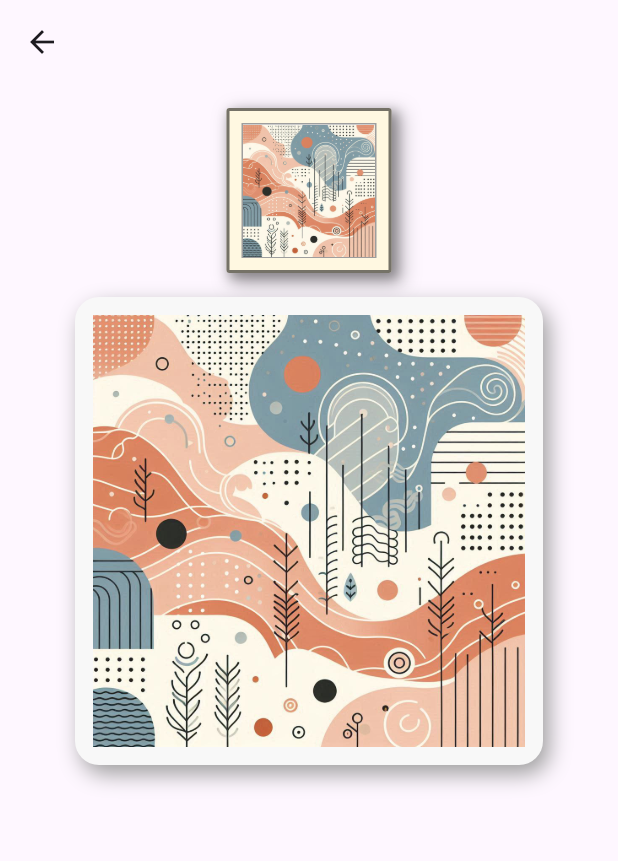
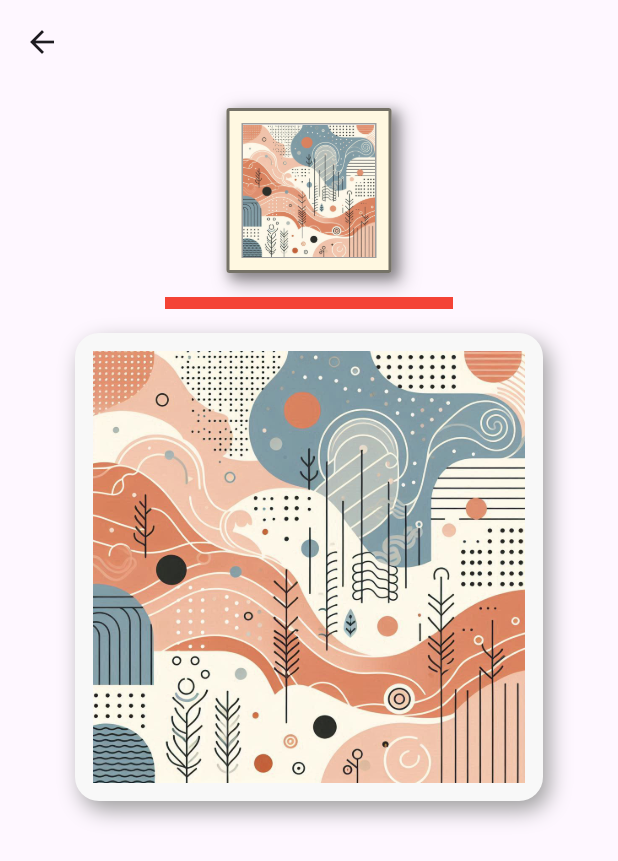
Before and after one commit to Qing-cpu/sliding_puzzle, a Flutter app: the LevelSelect screen opened directly, after a tap on the "play arrow" icon, on a phone screen of 412 x 824 dp. Shown: the top 861 px of the screen. Run offline on Flutter 3.47's test engine with Material 3 defaults, Android fonts, the phone set to English and light mode, and no system bars; our stand-ins replace shared_preferences; accounts and stored records are empty; statements that could not run were skipped.

Commit message:
feat: 星星数时间范围，用时进度条

```diff
--- a/lib/data/levels/level_info.dart
+++ b/lib/data/levels/level_info.dart
@@ -4,6 +4,7 @@ class LevelInfo {
     required this.imageAssets,
     required this.name,
     required this.size,
+    required this.starCountTimes,
     this.starsCount = 3,
   });
 
@@ -12,12 +13,13 @@ class LevelInfo {
   final String name;
   final int size;
   final int starsCount;
+  final List<Duration> starCountTimes;
 
-  List<String> get squareImageAssets{
+  List<String> get squareImageAssets {
     final res = <String>[];
-    final dirPath = imageAssets.substring(0,imageAssets.length - 4);
+    final dirPath = imageAssets.substring(0, imageAssets.length - 4);
     final len = size * size;
-    for(int i = 0; i< len; i++){
+    for (int i = 0; i < len; i++) {
       res.add('$dirPath/$i.png');
     }
     return res;
--- a/lib/main.dart
+++ b/lib/main.dart
@@ -1,7 +1,10 @@
 import 'package:flutter/material.dart';
 import 'package:sliding_puzzle/pages/start_page.dart';
 
+import 'data/db_tools/db_tools.dart';
+
 void main() {
+  DBTools.init();
   runApp(const MyApp());
 }
 
--- a/lib/pages/game_page.dart
+++ b/lib/pages/game_page.dart
@@ -1,12 +1,14 @@
 import 'package:flutter/material.dart';
+import 'package:sliding_puzzle/data/db_tools/level_data.dart';
 import 'package:sliding_puzzle/data/levels/level_info.dart';
 
 import '../sliding_puzzle/sliding_puzzle.dart';
 
 class GamePage extends StatefulWidget {
-  const GamePage({super.key, required this.levelInfo});
+  const GamePage({super.key, required this.levelInfo, required this.levelData});
 
   final LevelInfo levelInfo;
+  final LevelData? levelData;
 
   @override
   State<GamePage> createState() => _GamePageState();
@@ -16,12 +18,22 @@ class _GamePageState extends State<GamePage> {
   late final _levelInfo = widget.levelInfo;
   bool isBegin = false;
   final _slidingPuzzleWidth = 288.0;
+  late LevelData? _data = widget.levelData;
 
   _onBegin() {
     setState(() {
       isBegin = true;
+      // dMil = _levelInfo.starCountTimes.first.inMilliseconds;
+      dMil = Duration(minutes: 30).inMilliseconds;
     });
   }
+
+  _onCompletedCallback(LevelData data) {
+    _data = data.newOrOld(_data);
+    Navigator.pop(context, _data);
+  }
+
+  int dMil = 0;
 
   @override
   Widget build(BuildContext context) {
@@ -32,7 +44,7 @@ class _GamePageState extends State<GamePage> {
           mainAxisAlignment: MainAxisAlignment.start,
           crossAxisAlignment: CrossAxisAlignment.center,
           children: [
-            SizedBox(height: 16,),
+            SizedBox(height: 16),
             Row(
               mainAxisAlignment: MainAxisAlignment.center,
               crossAxisAlignment: CrossAxisAlignment.center,
@@ -49,7 +61,7 @@ class _GamePageState extends State<GamePage> {
                         BoxShadow(
                           color: Color(0x45000000),
                           blurRadius: 10,
-                          spreadRadius:2,
+                          spreadRadius: 2,
                           offset: Offset(5, 5), // 偏移量 (x, y)
                         ),
                         BoxShadow(
@@ -80,21 +92,13 @@ class _GamePageState extends State<GamePage> {
               ],
             ),
             const SizedBox(height: 16),
+            TimeProgress(dMil: dMil, times: []),
+            const SizedBox(height: 16),
             Container(
               padding: EdgeInsets.all(12), // 内边距
               decoration: BoxDecoration(
                 color: Color(0xFFF8F8F8),
                 borderRadius: BorderRadius.circular(16), // 圆角
-                // border: Border.all(
-                //   color: Color(0xFF8E8888), // 深棕色边框
-                //   width: 1, // 边框宽度
-                // ),
-                // border: Border(
-                //   top: BorderSide(width: 4.0, color: Colors.lightBlueAccent), // 左上高亮
-                //   left: BorderSide(width: 4.0, color: Colors.lightBlueAccent), // 左上高亮
-                //   bottom: BorderSide(width: 4.0, color: Colors.grey), // 右下阴影
-                //   right: BorderSide(width: 4.0, color: Colors.grey), // 右下阴影
-                // ),
                 boxShadow: [
                   BoxShadow(
                     color: Colors.grey, // 深棕色阴影
@@ -107,6 +111,7 @@ class _GamePageState extends State<GamePage> {
                 levelInfo: _levelInfo,
                 width: _slidingPuzzleWidth,
                 onBegin: _onBegin,
+                onCompletedCallback: _onCompletedCallback,
               ),
             ),
           ],
@@ -115,3 +120,34 @@ class _GamePageState extends State<GamePage> {
     );
   }
 }
+
+class TimeProgress extends StatelessWidget {
+  const TimeProgress({super.key, required this.times, required this.dMil});
+
+  final List<Duration> times;
+  final int dMil;
+  final height = 8.0;
+  final width = 192.0;
+
+  @override
+  Widget build(BuildContext context) {
+    return Stack(
+      children: [
+        Container(width: width, height: height, color: Colors.red),
+        Positioned(
+          child: TweenAnimationBuilder(
+            tween: Tween<double>(begin: 1.0, end: dMil.toDouble()),
+            duration: Duration(milliseconds: dMil),
+            builder: (BuildContext context, double value, Widget? child) {
+              return Container(
+                color: Colors.black,
+                height: height,
+                width: dMil == 0 ? 0 : value / dMil * width,
+              );
+            },
+          ),
+        ),
+      ],
+    );
+  }
+}
--- a/lib/pages/level_select.dart
+++ b/lib/pages/level_select.dart
@@ -1,7 +1,8 @@
 import 'package:flutter/material.dart';
+import 'package:sliding_puzzle/data/db_tools/db_tools.dart';
+import 'package:sliding_puzzle/data/db_tools/level_data.dart';
 import 'package:sliding_puzzle/data/levels/level_info.dart';
 import 'package:sliding_puzzle/data/levels/levels.dart';
-
 
 import 'game_page.dart';
 
@@ -16,25 +17,33 @@ class _LevelSelectState extends State<LevelSelect> {
   int index = 0;
 
   final levels = Levels.levelInfos;
-  final PageController _pageController = PageController(
-    viewportFraction: 0.8, // 当前页面占屏幕宽度的 80%
-  );
+  final PageController _pageController = PageController(viewportFraction: 0.8);
   final _heightBox8 = const SizedBox(height: 8);
+  final DBTools dbTools = DBTools.getInstance();
 
-  void _play(BuildContext context, LevelInfo levelInfo) {
-    Navigator.push(
+  LevelData? get leveData => dbTools.getLevelDataByLeveId(levels[index].id);
+
+  void upLeveData(LevelData newLevelData) {
+    dbTools.setLevelDataByLeveData(newLevelData.newOrOld(leveData));
+  }
+
+  void _play(BuildContext context, LevelInfo levelInfo) async {
+    final LevelData? data = await Navigator.push(
       context,
       PageRouteBuilder(
         pageBuilder:
             (context, animation, secondaryAnimation) =>
-                GamePage(levelInfo: levelInfo),
+                GamePage(levelInfo: levelInfo, levelData: leveData),
         transitionsBuilder: (context, animation, secondaryAnimation, child) {
-          return FadeTransition(
-              opacity: animation, child: child);
+          return FadeTransition(opacity: animation, child: child);
         },
         transitionDuration: Duration(milliseconds: 500),
       ),
     );
+    if (data != null) {
+      upLeveData(data);
+      setState(() {});
+    }
   }
 
   @override
@@ -78,7 +87,7 @@ class _LevelSelectState extends State<LevelSelect> {
           LevelSizePoint(count: levels[index].size),
           _heightBox8,
           _heightBox8,
-          StarsCount(index),
+          StarsCount(leveData?.starCount),
           _heightBox8,
           ElevatedButton(
             onPressed: () {
@@ -97,7 +106,9 @@ class _LevelSelectState extends State<LevelSelect> {
 class StarsCount extends StatelessWidget {
   const StarsCount(this.count, {super.key});
 
-  final int count;
+  final int? count;
+
+  int get _count => count ?? 0;
 
   @override
   Widget build(BuildContext context) {
@@ -113,22 +124,22 @@ class StarsCount extends StatelessWidget {
           (i) => AnimatedSwitcher(
             duration: Duration(milliseconds: 72),
             child: Container(
-              key: Key('${i < count}'),
+              key: Key('${i < _count}'),
               padding: const EdgeInsets.all(4),
               margin: EdgeInsets.only(bottom: i == 1 ? 12 : 0),
               decoration: BoxDecoration(
                 color:
-                    i < count ? Colors.redAccent.shade200 : Color(0xFFFFE4E1),
+                    i < _count ? Colors.redAccent.shade200 : Color(0xFFFFE4E1),
                 borderRadius: BorderRadius.circular(57),
                 boxShadow: [
-                  if (i < count)
+                  if (i < _count)
                     BoxShadow(
                       color: Colors.grey, // 阴影颜色及透明度
                       spreadRadius: 1.0, // 扩散范围
                       blurRadius: 3.0, // 模糊程度
                       offset: Offset(2, 4), // 阴影偏移 (x, y)
                     ),
-                  if (i < count)
+                  if (i < _count)
                     BoxShadow(
                       color: Colors.pinkAccent.shade100, // 阴影颜色及透明度
                       spreadRadius: 1.0, // 扩散范围
@@ -138,7 +149,7 @@ class StarsCount extends StatelessWidget {
                 ],
               ),
               child: Icon(
-                color: i < count ? Colors.yellow.shade400 : Color(0xFFE4CBC8),
+                color: i < _count ? Colors.yellow.shade400 : Color(0xFFE4CBC8),
                 size: 46,
                 Icons.star_sharp,
               ),
--- a/lib/sliding_puzzle/sliding_puzzle.dart
+++ b/lib/sliding_puzzle/sliding_puzzle.dart
@@ -1,5 +1,5 @@
-
 import 'package:flutter/material.dart';
+import 'package:sliding_puzzle/data/db_tools/level_data.dart';
 import 'package:sliding_puzzle/data/levels/level_info.dart';
 import 'package:sliding_puzzle/sliding_puzzle/models/sliding_puzzle_model.dart';
 import 'package:sliding_puzzle/sliding_puzzle/sliding_square.dart';
@@ -19,7 +19,7 @@ class SlidingPuzzle extends StatefulWidget {
 
   final double width;
 
-  final void Function()? onCompletedCallback;
+  final void Function(LevelData)? onCompletedCallback;
 
   final void Function()? onBegin;
 
@@ -31,6 +31,7 @@ class _SlidingPuzzleState extends State<SlidingPuzzle> {
   late final SlidingPuzzleModel slidingPuzzleModel;
   late final size = widget.levelInfo.size;
   late final double _squareWidth = widget.width / size;
+  DateTime? startTime;
 
   bool isBegin = false;
 
@@ -64,7 +65,14 @@ class _SlidingPuzzleState extends State<SlidingPuzzle> {
         nullGrid;
     slidingPuzzleModel.upSquareCanMoveState();
     if (slidingPuzzleModel.isCompleted()) {
-      widget.onCompletedCallback?.call();
+      final DateTime endTime = DateTime.now();
+      final timeMil = endTime.millisecond - startTime!.millisecond;
+      final levelId = '1-1';
+      final starCount = 2;
+
+      widget.onCompletedCallback?.call(
+        LevelData(levelId, starCount, timeMil, false),
+      );
     }
     setState(() {});
   }
@@ -96,14 +104,14 @@ class _SlidingPuzzleState extends State<SlidingPuzzle> {
                   ],
                 )
                 : GestureDetector(
-              onTap: (){
-                setState(() {
-                  isBegin = true;
-                });
-                widget.onBegin?.call();
-              },
-                  child: Image.asset(
-                      slidingPuzzleModel.levelInfo.imageAssets),
+                  onTap: () {
+                    setState(() {
+                      isBegin = true;
+                      startTime = DateTime.now();
+                    });
+                    widget.onBegin?.call();
+                  },
+                  child: Image.asset(slidingPuzzleModel.levelInfo.imageAssets),
                 ),
       ),
     );
```
Also changed, not shown: lib/data/db_tools/db_tools.dart (+38 -3 lines), lib/data/db_tools/level_data.dart (+7 -0 lines), lib/data/levels/levels.dart (+7 -2 lines), lib/sliding_puzzle/models/sliding_puzzle_model.dart (+28 -15 lines), lib/sliding_puzzle/sliding_square.dart (+17 -2 lines), 2 other files.
